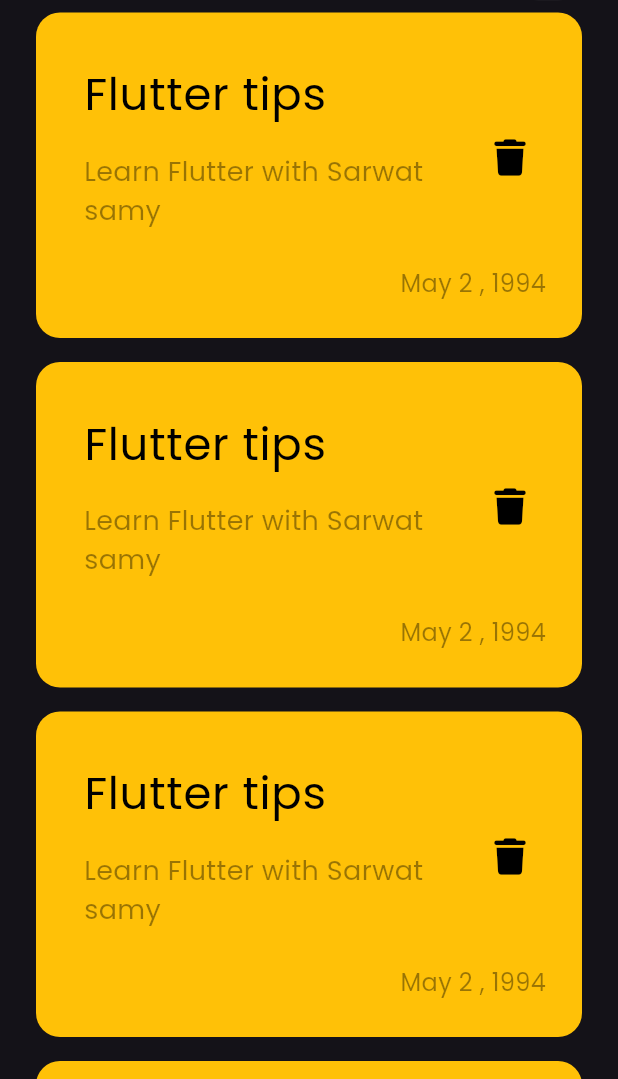
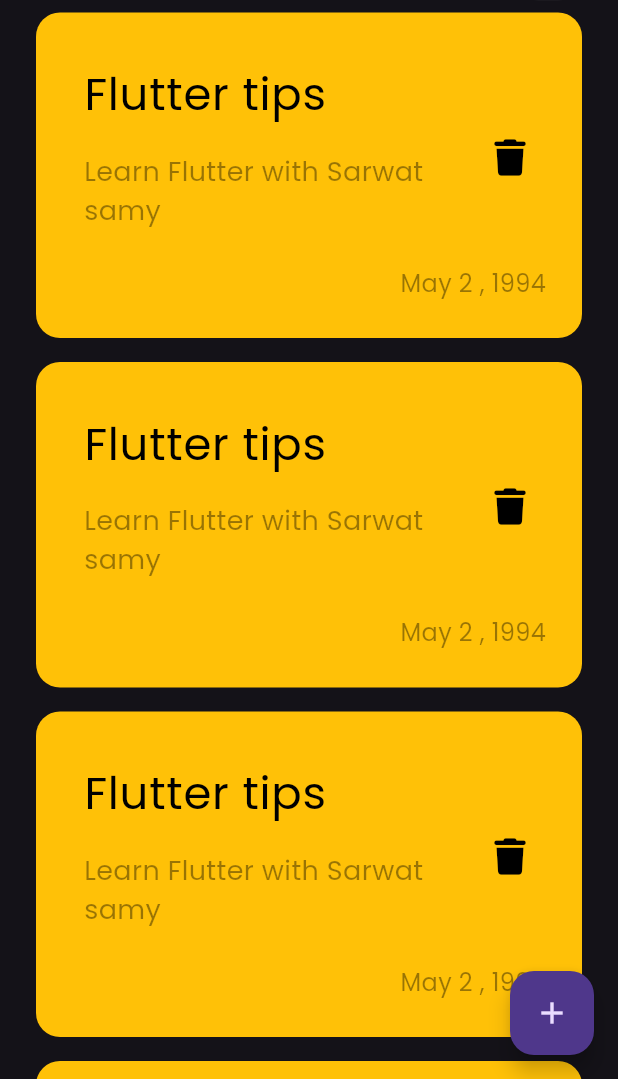
Before and after one commit to AhmedBahaa1/notes, a Flutter app: the screen it shows after launch, on a phone screen of 412 x 824 dp, the part 157-1236 px from its top. Run offline on Flutter 3.47's test engine with Material 3 defaults, Android fonts, the phone set to English and light mode, and no system bars; our stand-ins replace font_awesome_flutter.

Commit message:
add floating action button

```diff
--- a/lib/views/notes_view.dart
+++ b/lib/views/notes_view.dart
@@ -1,4 +1,5 @@
 import 'package:flutter/material.dart';
+import 'package:font_awesome_flutter/font_awesome_flutter.dart';
 import 'package:notes/widgets/notes_app_body.dart';
 
 class NotesNiew extends StatelessWidget {
@@ -6,9 +7,12 @@ class NotesNiew extends StatelessWidget {
 
   @override
   Widget build(BuildContext context) {
-    return const Scaffold(
-      body: NotesAppBody(),
-
+    return Scaffold(
+      floatingActionButton: FloatingActionButton(
+        onPressed: () {},
+        child: Icon(Icons.add),
+      ),
+      body: const NotesAppBody(),
     );
   }
 }
```
